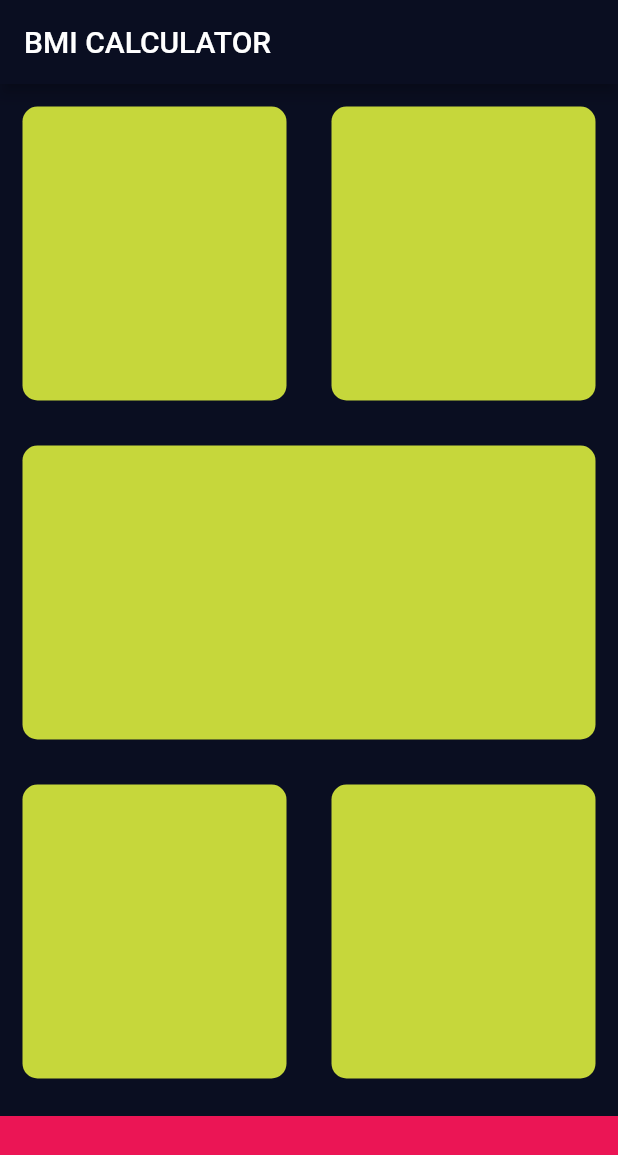
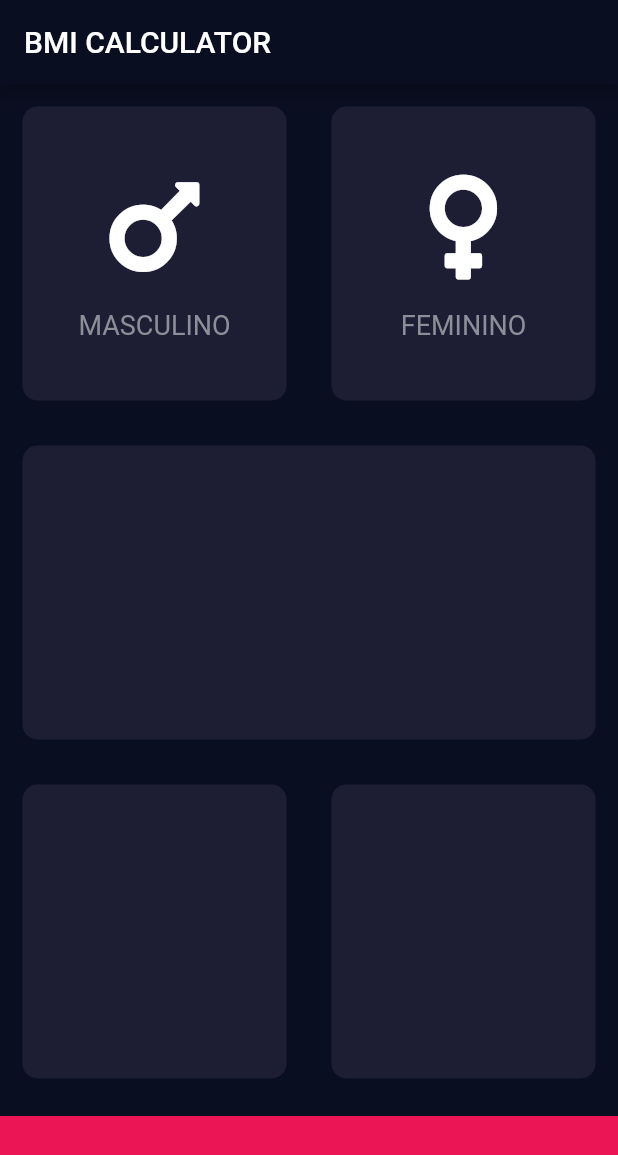
Before and after one commit to iury0393/bmi-calculator, a Flutter app: the screen it shows after launch, on a phone screen of 412 x 824 dp. Shown: the top 1155 px of the screen. Run offline on Flutter 3.47's test engine with Material 2 defaults, Android fonts, the phone set to English and light mode, and no system bars; our stand-ins replace font_awesome_flutter.

Commit message:
Criando os primeiros cards e separando os widgets em arquivos

```diff
--- /dev/null
+++ b/lib/icon_content.dart
@@ -0,0 +1,33 @@
+import 'package:flutter/material.dart';
+
+const labelTextStyle = TextStyle(
+  fontSize: 18.0,
+  color: Color(0xFF8D8E98),
+);
+
+class IconContent extends StatelessWidget {
+  IconContent({@required this.icon, @required this.label});
+
+  final IconData icon;
+  final String label;
+
+  @override
+  Widget build(BuildContext context) {
+    return Column(
+      mainAxisAlignment: MainAxisAlignment.center,
+      children: <Widget>[
+        Icon(
+          icon,
+          size: 80.0,
+        ),
+        SizedBox(
+          height: 15.0,
+        ),
+        Text(
+          label,
+          style: labelTextStyle,
+        ),
+      ],
+    );
+  }
+}
--- a/lib/input_page.dart
+++ b/lib/input_page.dart
@@ -1,7 +1,10 @@
 import 'package:flutter/material.dart';
+import 'package:font_awesome_flutter/font_awesome_flutter.dart';
+import 'reusable_card.dart';
+import 'icon_content.dart';
 
 const bottomContainerHeight = 80.0;
-const activeCardColor = Color(0xFF1D1E33C);
+const activeCardColor = Color(0xFF1D1E33);
 const bottomContainerColor = Color(0xFFEB1555);
 
 class InputPage extends StatefulWidget {
@@ -24,11 +27,19 @@ class _InputPageState extends State<InputPage> {
                 Expanded(
                   child: ReusableCard(
                     color: activeCardColor,
+                    cardChild: IconContent(
+                      icon: FontAwesomeIcons.mars,
+                      label: 'MASCULINO',
+                    ),
                   ),
                 ),
                 Expanded(
                   child: ReusableCard(
                     color: activeCardColor,
+                    cardChild: IconContent(
+                      icon: FontAwesomeIcons.venus,
+                      label: 'FEMININO',
+                    ),
                   ),
                 ),
               ],
@@ -66,20 +77,3 @@ class _InputPageState extends State<InputPage> {
     );
   }
 }
-
-class ReusableCard extends StatelessWidget {
-  ReusableCard({@required this.color});
-
-  final Color color;
-
-  @override
-  Widget build(BuildContext context) {
-    return Container(
-      margin: EdgeInsets.all(15.0),
-      decoration: BoxDecoration(
-        color: color,
-        borderRadius: BorderRadius.circular(10.0),
-      ),
-    );
-  }
-}
--- /dev/null
+++ b/lib/reusable_card.dart
@@ -0,0 +1,20 @@
+import 'package:flutter/material.dart';
+
+class ReusableCard extends StatelessWidget {
+  ReusableCard({@required this.color, this.cardChild});
+
+  final Color color;
+  final Widget cardChild;
+
+  @override
+  Widget build(BuildContext context) {
+    return Container(
+      child: cardChild,
+      margin: EdgeInsets.all(15.0),
+      decoration: BoxDecoration(
+        color: color,
+        borderRadius: BorderRadius.circular(10.0),
+      ),
+    );
+  }
+}
--- a/pubspec.yaml
+++ b/pubspec.yaml
@@ -11,6 +11,7 @@ dependencies:
     sdk: flutter
 
   cupertino_icons: ^0.1.2
+  font_awesome_flutter: ^8.4.0
 
 dev_dependencies:
   flutter_test:
```
Also changed, not shown: ios/Flutter/App.framework/flutter_assets/packages/font_awesome_flutter/lib/fonts/fa-brands-400.ttf (added), ios/Flutter/App.framework/flutter_assets/packages/font_awesome_flutter/lib/fonts/fa-regular-400.ttf (added), ios/Flutter/App.framework/flutter_assets/packages/font_awesome_flutter/lib/fonts/fa-solid-900.ttf (added), 2 other files.
